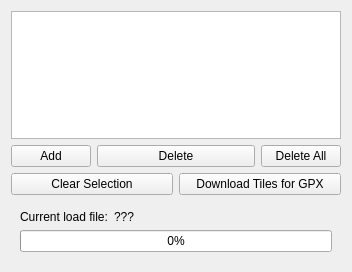
Above: resources/GpxFileListWidget.ui from MichalVlasak/OSMViewer before the change. Below: the same form after it.
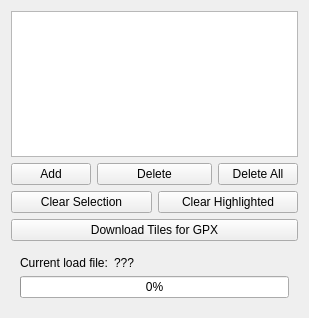
That is the form after the change.

Diff of the .ui file:
```diff
--- a/resources/GpxFileListWidget.ui
+++ b/resources/GpxFileListWidget.ui
@@ -6,8 +6,8 @@
    <rect>
     <x>0</x>
     <y>0</y>
-    <width>352</width>
-    <height>272</height>
+    <width>309</width>
+    <height>318</height>
    </rect>
   </property>
   <property name="windowTitle">
@@ -58,6 +58,13 @@
       </widget>
      </item>
      <item row="1" column="2" colspan="2">
+      <widget class="QPushButton" name="clearHighlighted">
+       <property name="text">
+        <string>Clear Highlighted</string>
+       </property>
+      </widget>
+     </item>
+     <item row="2" column="0" colspan="4">
       <widget class="QPushButton" name="downloadTilesForGpx">
        <property name="text">
         <string>Download Tiles for GPX</string>
```
